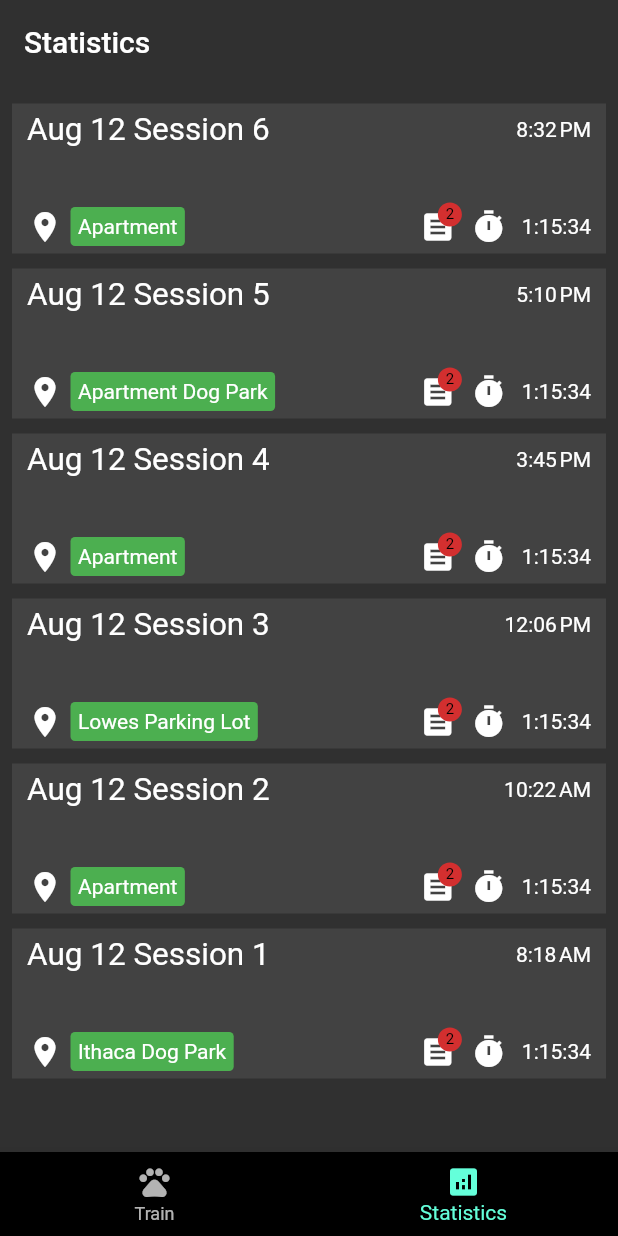
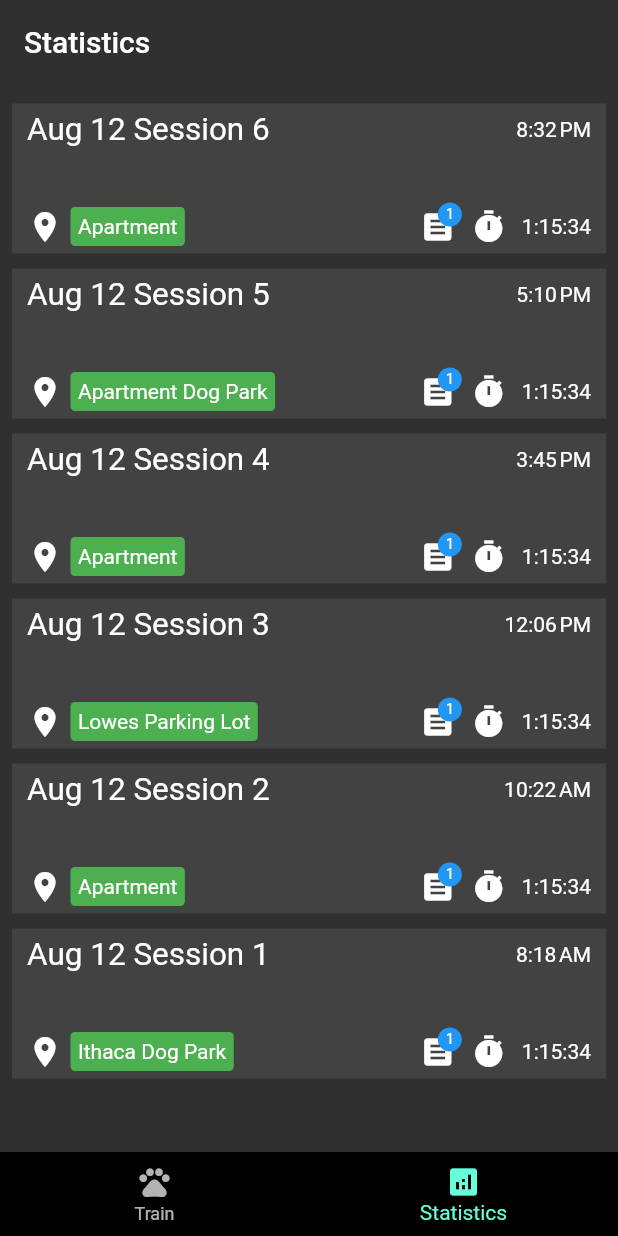
Before and after one commit to nickpalladino/handlerify, a Flutter app: the screen it shows after launch, item 2 of the bottom bar chosen, on a phone screen of 412 x 824 dp. Run offline on Flutter 3.47's test engine with Material 2 defaults, Android fonts, the light colour scheme and no system bars.

Commit message:
Pass sessions to session list and updated badge mockup

```diff
--- a/lib/pages/statistics_page.dart
+++ b/lib/pages/statistics_page.dart
@@ -1,5 +1,8 @@
 import 'package:flutter/material.dart';
 import 'package:handlerify/widgets/session_list.dart';
+
+import '../models/session.dart';
+import '../services/session_service.dart';
 
 class StatisticsPage extends StatefulWidget {
   const StatisticsPage({super.key});
@@ -10,8 +13,10 @@ class StatisticsPage extends StatefulWidget {
 
 class _StatisticsState extends State<StatisticsPage> {
 
+  List<Session> sessions = SessionService.getAllSessions();
+
   @override
   Widget build(BuildContext context) {
-    return SessionList();
+    return SessionList(sessions: sessions,);
   }
 }
--- a/lib/pages/train_page.dart
+++ b/lib/pages/train_page.dart
@@ -2,6 +2,9 @@ import 'package:flutter/cupertino.dart';
 import 'package:flutter/material.dart';
 import 'package:handlerify/widgets/statistic_card.dart';
 
+import '../models/location_tag.dart';
+import '../models/session.dart';
+import '../services/session_service.dart';
 import '../widgets/session_list.dart';
 
 class TrainPage extends StatefulWidget {
@@ -15,6 +18,8 @@ class TrainPage extends StatefulWidget {
 }
 
 class _TrainState extends State<TrainPage> {
+
+  List<Session> sessions = SessionService.getTodaysSessions();
 
   void _startSession() {
   }
@@ -37,7 +42,7 @@ class _TrainState extends State<TrainPage> {
               SizedBox(
                 height: 550.0,
                 child:
-                SessionList(),
+                SessionList(sessions: sessions,),
               ))
             ],),
       ]),
--- /dev/null
+++ b/lib/services/session_service.dart
@@ -0,0 +1,31 @@
+import '../models/location_tag.dart';
+import '../models/session.dart';
+
+class SessionService {
+
+  SessionService();
+
+  static List<Session> getTodaysSessions() {
+    List<Session> sessions = [
+      Session('Aug 12 Session 6', LocationTag('Apartment'), DateTime.parse('2023-08-12 20:32:04Z')),
+      Session('Aug 12 Session 5', LocationTag('Apartment Dog Park'), DateTime.parse('2023-08-12 17:10:04Z')),
+      Session('Aug 12 Session 4', LocationTag('Apartment'), DateTime.parse('2023-08-12 15:45:04Z')),
+      Session('Aug 12 Session 3', LocationTag('Lowes Parking Lot'), DateTime.parse('2023-08-12 12:06:04Z')),
+      Session('Aug 12 Session 2', LocationTag('Apartment'), DateTime.parse('2023-08-12 10:22:04Z')),
+      Session('Aug 12 Session 1', LocationTag('Ithaca Dog Park'), DateTime.parse('2023-08-12 08:18:04Z')),
+    ];
+    return sessions;
+  }
+
+  static List<Session> getAllSessions() {
+    List<Session> sessions = [
+      Session('Aug 12 Session 6', LocationTag('Apartment'), DateTime.parse('2023-08-12 20:32:04Z')),
+      Session('Aug 12 Session 5', LocationTag('Apartment Dog Park'), DateTime.parse('2023-08-12 17:10:04Z')),
+      Session('Aug 12 Session 4', LocationTag('Apartment'), DateTime.parse('2023-08-12 15:45:04Z')),
+      Session('Aug 12 Session 3', LocationTag('Lowes Parking Lot'), DateTime.parse('2023-08-12 12:06:04Z')),
+      Session('Aug 12 Session 2', LocationTag('Apartment'), DateTime.parse('2023-08-12 10:22:04Z')),
+      Session('Aug 12 Session 1', LocationTag('Ithaca Dog Park'), DateTime.parse('2023-08-12 08:18:04Z')),
+    ];
+    return sessions;
+  }
+}
--- a/lib/widgets/session_list.dart
+++ b/lib/widgets/session_list.dart
@@ -5,19 +5,12 @@ import 'package:handlerify/widgets/tag.dart';
 import 'package:intl/intl.dart';
 
 class SessionList extends StatelessWidget {
-  SessionList({super.key});
+  SessionList({super.key, required this.sessions});
+
+  List<Session> sessions;
 
   // hh:mm
   final DateFormat formatter = DateFormat('jm');
-
-  List<Session> sessions = [
-    Session('Aug 12 Session 6', LocationTag('Apartment'), DateTime.parse('2023-08-12 20:32:04Z')),
-    Session('Aug 12 Session 5', LocationTag('Apartment Dog Park'), DateTime.parse('2023-08-12 17:10:04Z')),
-    Session('Aug 12 Session 4', LocationTag('Apartment'), DateTime.parse('2023-08-12 15:45:04Z')),
-    Session('Aug 12 Session 3', LocationTag('Lowes Parking Lot'), DateTime.parse('2023-08-12 12:06:04Z')),
-    Session('Aug 12 Session 2', LocationTag('Apartment'), DateTime.parse('2023-08-12 10:22:04Z')),
-    Session('Aug 12 Session 1', LocationTag('Ithaca Dog Park'), DateTime.parse('2023-08-12 08:18:04Z')),
-  ];
 
   Widget build(BuildContext context) {
     return ListView.builder(
@@ -76,7 +69,10 @@ class SessionList extends StatelessWidget {
                           Padding(
                             padding: const EdgeInsets.fromLTRB(0, 0, 10, 0),
                             child:
-                              Badge(label: Text('2'),
+                              Badge(label: Text('1'),
+                                backgroundColor: Colors.blue,
+                                textColor: Colors.white,
+                                //extStyle: TextStyle(fontWeight: FontWeight.bold),
                                 child: Icon(Icons.text_snippet),)
                             //Icon(Icons.text_snippet,),
                           )]),
```
